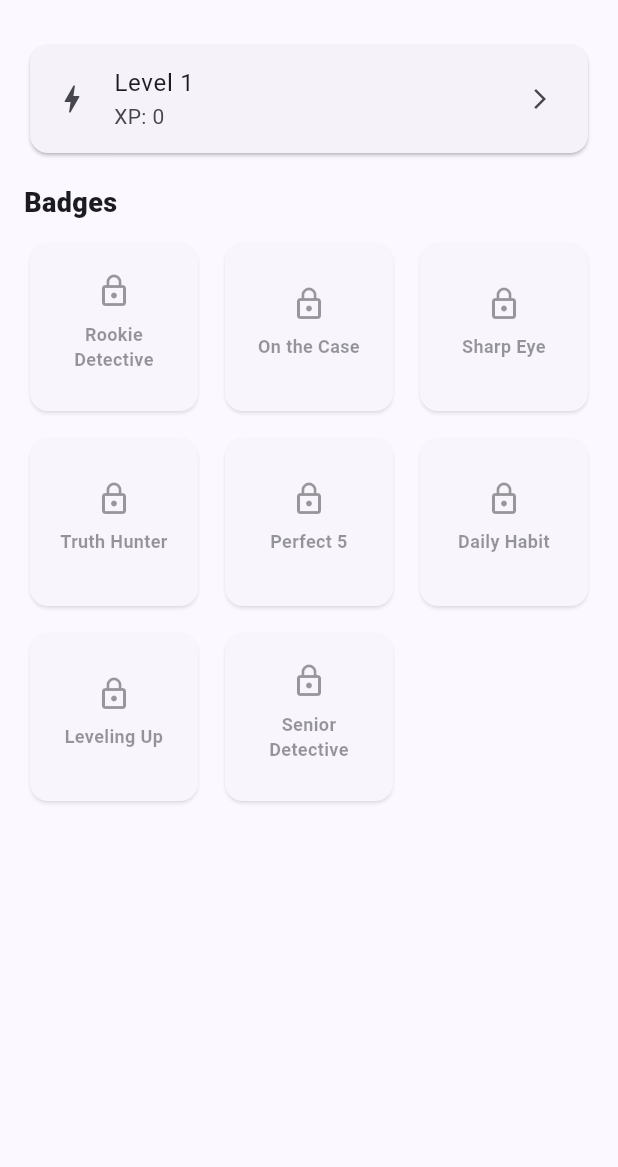
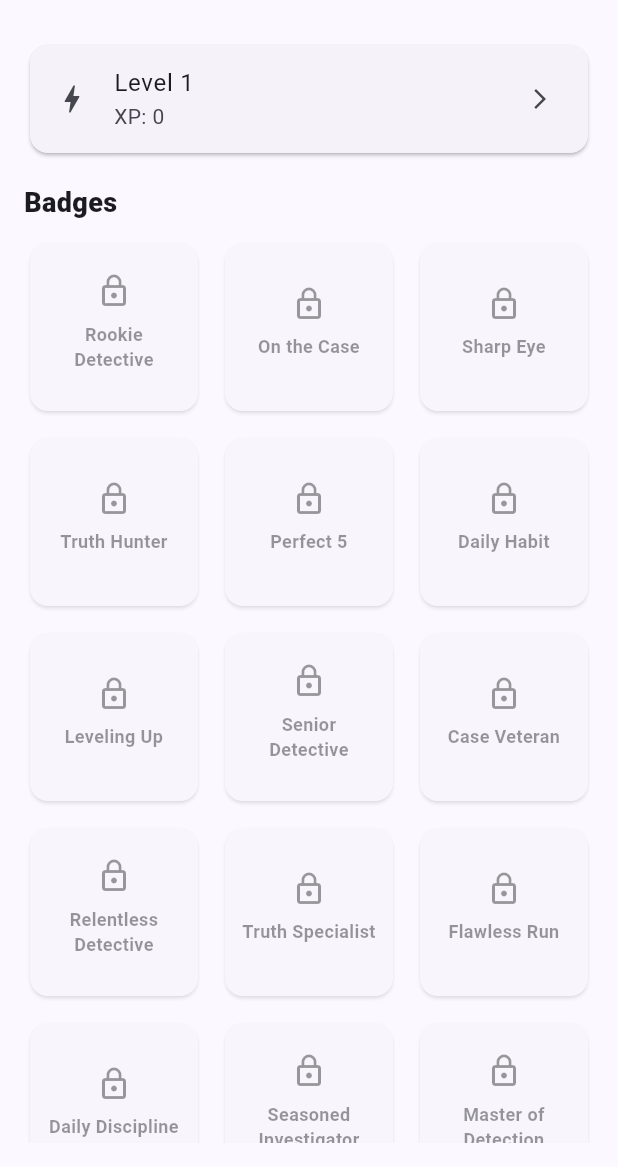
Before and after one commit to koceskigj/fake-news-detective, a Flutter app: the RewardsScreen screen opened directly, on a phone screen of 412 x 824 dp, the part 69-1236 px from its top. Run offline on Flutter 3.47's test engine with Material 3 defaults, Android fonts, the phone set to English and light mode, and no system bars; our stand-ins replace shared_preferences; accounts and stored records are empty.

Commit message:
refactor: added more achievements thus the screen feels more alive

```diff
--- a/lib/data/achievements_catalog.dart
+++ b/lib/data/achievements_catalog.dart
@@ -89,4 +89,88 @@ final List<Achievement> achievementsCatalog = [
       threshold: 300,
     ),
   ),
+  Achievement(
+    id: 'ach_case_25',
+    title: 'Case Veteran',
+    description: 'Solve 25 cases.',
+    iconKey: 'badge_case_25',
+    xpReward: 120,
+    criteria: AchievementCriteria(
+      type: AchievementType.casesSolvedTotal,
+      threshold: 25,
+    ),
+  ),
+
+  Achievement(
+    id: 'ach_case_75',
+    title: 'Relentless Detective',
+    description: 'Solve 75 cases.',
+    iconKey: 'badge_case_75',
+    xpReward: 200,
+    criteria: AchievementCriteria(
+      type: AchievementType.casesSolvedTotal,
+      threshold: 75,
+    ),
+  ),
+
+  Achievement(
+    id: 'ach_correct_50',
+    title: 'Truth Specialist',
+    description: 'Get 50 correct answers.',
+    iconKey: 'badge_correct_50',
+    xpReward: 150,
+    criteria: AchievementCriteria(
+      type: AchievementType.correctAnswersTotal,
+      threshold: 50,
+    ),
+  ),
+
+  Achievement(
+    id: 'ach_perfect_10',
+    title: 'Flawless Run',
+    description: 'Answer 10 cases in a row correctly.',
+    iconKey: 'badge_perfect_10',
+    xpReward: 180,
+    criteria: AchievementCriteria(
+      type: AchievementType.perfectStreak,
+      threshold: 10,
+    ),
+  ),
+
+  Achievement(
+    id: 'ach_streak_7',
+    title: 'Daily Discipline',
+    description: 'Maintain a 7-day daily streak.',
+    iconKey: 'badge_streak_7',
+    xpReward: 200,
+    criteria: AchievementCriteria(
+      type: AchievementType.dailyStreakDays,
+      threshold: 7,
+    ),
+  ),
+
+  Achievement(
+    id: 'ach_xp_600',
+    title: 'Seasoned Investigator',
+    description: 'Earn 600 XP total.',
+    iconKey: 'badge_xp_600',
+    xpReward: 180,
+    criteria: AchievementCriteria(
+      type: AchievementType.xpTotal,
+      threshold: 600,
+    ),
+  ),
+
+  Achievement(
+    id: 'ach_xp_1000',
+    title: 'Master of Detection',
+    description: 'Earn 1000 XP total.',
+    iconKey: 'badge_xp_1000',
+    xpReward: 300,
+    criteria: AchievementCriteria(
+      type: AchievementType.xpTotal,
+      threshold: 1000,
+    ),
+  ),
+
 ];
```
